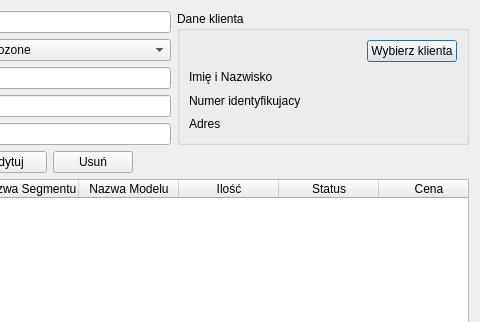
This is app/ui/invoiceDialog.ui in HBuczynski/Fabryka_okien as Qt 5 draws it before an edit; both pictures show x 133 to 613 and y 0 to 322 of the 613 by 672 pixel window. The edited form follows.
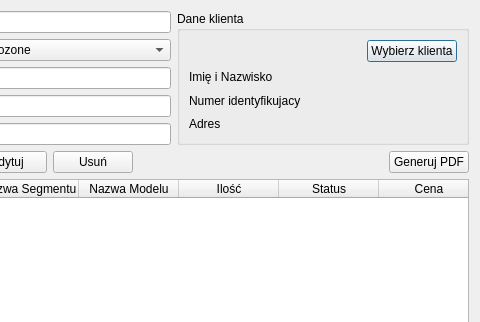
This is the edited form.

Patch:
```diff
--- a/app/ui/invoiceDialog.ui
+++ b/app/ui/invoiceDialog.ui
@@ -197,6 +197,13 @@
        </property>
       </spacer>
      </item>
+     <item>
+      <widget class="QPushButton" name="pushButtonGenerate">
+       <property name="text">
+        <string>Generuj PDF</string>
+       </property>
+      </widget>
+     </item>
     </layout>
    </item>
    <item>
```
Left out of the diff: 2 changed lines with no effect on the pictures.
